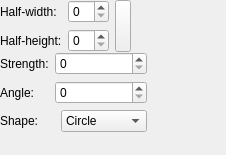
First picture: the form in krita/plugins/filters/blur/wdgblur.ui, repository KDE/krita, before the edit.
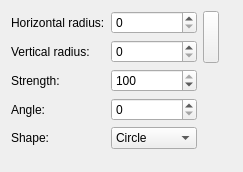
Second picture: the form after the edit. Custom widgets are drawn as their Qt base class.

Commit message: * fix layout * s/half-width/radius/ (even the radius of a square...) * strenght is between 0-100 and is defaulted to 100 while angle is between 0 and 360

Diff of the .ui file:
```diff
--- a/krita/plugins/filters/blur/wdgblur.ui
+++ b/krita/plugins/filters/blur/wdgblur.ui
@@ -5,66 +5,15 @@
    <rect>
     <x>0</x>
     <y>0</y>
-    <width>226</width>
-    <height>155</height>
+    <width>243</width>
+    <height>172</height>
    </rect>
   </property>
-  <layout class="QGridLayout" >
-   <property name="margin" >
-    <number>0</number>
-   </property>
-   <property name="spacing" >
-    <number>0</number>
-   </property>
-   <item row="0" column="1" >
-    <spacer>
-     <property name="orientation" >
-      <enum>Qt::Horizontal</enum>
-     </property>
-     <property name="sizeType" >
-      <enum>QSizePolicy::Expanding</enum>
-     </property>
-     <property name="sizeHint" >
-      <size>
-       <width>16</width>
-       <height>20</height>
-      </size>
-     </property>
-    </spacer>
-   </item>
-   <item row="0" column="0" >
-    <layout class="QHBoxLayout" >
-     <property name="margin" >
-      <number>0</number>
-     </property>
-     <property name="spacing" >
-      <number>6</number>
-     </property>
-     <item>
-      <layout class="QGridLayout" >
-       <property name="margin" >
-        <number>0</number>
-       </property>
-       <property name="spacing" >
-        <number>6</number>
-       </property>
+  <layout class="QGridLayout" name="gridLayout" >
        <item row="0" column="0" >
         <widget class="QLabel" name="textLabel1" >
          <property name="text" >
-          <string>Half-width:</string>
-         </property>
-         <property name="wordWrap" >
-          <bool>false</bool>
-         </property>
-        </widget>
-       </item>
-       <item row="1" column="1" >
-        <widget class="QSpinBox" native="1" name="intHalfHeight" />
-       </item>
-       <item row="1" column="0" >
-        <widget class="QLabel" name="textLabel2" >
-         <property name="text" >
-          <string>Half-height:</string>
+      <string>Horizontal radius:</string>
          </property>
          <property name="wordWrap" >
           <bool>false</bool>
@@ -72,16 +21,12 @@
         </widget>
        </item>
        <item row="0" column="1" >
-        <widget class="QSpinBox" native="1" name="intHalfWidth" />
-       </item>
-      </layout>
-     </item>
-     <item>
+    <widget class="QSpinBox" name="intHalfWidth" />
+   </item>
+   <item rowspan="2" row="0" column="2" >
       <widget class="QToolButton" name="bnLinkSize" >
        <property name="sizePolicy" >
-        <sizepolicy>
-         <hsizetype>1</hsizetype>
-         <vsizetype>0</vsizetype>
+      <sizepolicy vsizetype="Fixed" hsizetype="Minimum" >
          <horstretch>0</horstretch>
          <verstretch>0</verstretch>
         </sizepolicy>
@@ -106,7 +51,7 @@
        </property>
       </widget>
      </item>
-     <item>
+   <item rowspan="2" row="0" column="3" >
       <spacer>
        <property name="orientation" >
         <enum>Qt::Horizontal</enum>
@@ -114,57 +59,48 @@
        <property name="sizeType" >
         <enum>QSizePolicy::Expanding</enum>
        </property>
-       <property name="sizeHint" >
+     <property name="sizeHint" stdset="0" >
         <size>
-         <width>16</width>
+       <width>0</width>
          <height>20</height>
         </size>
        </property>
       </spacer>
      </item>
-    </layout>
+   <item row="1" column="0" >
+    <widget class="QLabel" name="textLabel2" >
+     <property name="text" >
+      <string>Vertical radius:</string>
+     </property>
+     <property name="wordWrap" >
+      <bool>false</bool>
+     </property>
+    </widget>
+   </item>
+   <item row="1" column="1" >
+    <widget class="QSpinBox" name="intHalfHeight" />
    </item>
    <item row="2" column="0" >
-    <spacer>
-     <property name="orientation" >
-      <enum>Qt::Vertical</enum>
+    <widget class="QLabel" name="textLabel3" >
+     <property name="text" >
+      <string>Strength:</string>
      </property>
-     <property name="sizeType" >
-      <enum>QSizePolicy::Expanding</enum>
+     <property name="wordWrap" >
+      <bool>false</bool>
      </property>
-     <property name="sizeHint" >
-      <size>
-       <width>20</width>
-       <height>20</height>
-      </size>
-     </property>
-    </spacer>
+    </widget>
    </item>
-   <item row="1" column="0" >
-    <layout class="QGridLayout" >
-     <property name="margin" >
-      <number>0</number>
+   <item row="2" column="1" >
+    <widget class="QSpinBox" name="intStrength" >
+     <property name="maximum" >
+      <number>100</number>
      </property>
-     <property name="spacing" >
-      <number>6</number>
+     <property name="value" >
+      <number>100</number>
      </property>
-     <item row="2" column="3" >
-      <spacer>
-       <property name="orientation" >
-        <enum>Qt::Horizontal</enum>
-       </property>
-       <property name="sizeType" >
-        <enum>QSizePolicy::Expanding</enum>
-       </property>
-       <property name="sizeHint" >
-        <size>
-         <width>39</width>
-         <height>20</height>
-        </size>
-       </property>
-      </spacer>
-     </item>
-     <item row="1" column="0" >
+    </widget>
+   </item>
+   <item row="3" column="0" >
       <widget class="QLabel" name="textLabel5" >
        <property name="toolTip" >
         <string/>
@@ -177,20 +113,24 @@
        </property>
       </widget>
      </item>
-     <item row="0" column="0" >
-      <widget class="QLabel" name="textLabel3" >
+   <item row="3" column="1" >
+    <widget class="QSpinBox" name="intAngle" >
+     <property name="maximum" >
+      <number>360</number>
+     </property>
+    </widget>
+   </item>
+   <item row="4" column="0" >
+    <widget class="QLabel" name="textLabel4" >
        <property name="text" >
-        <string>Strength:</string>
+      <string>Shape:</string>
        </property>
        <property name="wordWrap" >
         <bool>false</bool>
        </property>
       </widget>
      </item>
-     <item row="1" column="1" colspan="2" >
-      <widget class="QSpinBox" native="1" name="intAngle" />
-     </item>
-     <item row="2" column="2" >
+   <item row="4" column="1" >
       <widget class="KComboBox" name="cbShape" >
        <item>
         <property name="text" >
@@ -204,20 +144,37 @@
        </item>
       </widget>
      </item>
-     <item row="2" column="0" colspan="2" >
-      <widget class="QLabel" name="textLabel4" >
-       <property name="text" >
-        <string>Shape:</string>
-       </property>
-       <property name="wordWrap" >
-        <bool>false</bool>
-       </property>
-      </widget>
-     </item>
-     <item row="0" column="1" colspan="2" >
-      <widget class="QSpinBox" native="1" name="intStrength" />
-     </item>
-    </layout>
+   <item row="4" column="3" >
+    <spacer>
+     <property name="orientation" >
+      <enum>Qt::Horizontal</enum>
+     </property>
+     <property name="sizeType" >
+      <enum>QSizePolicy::Expanding</enum>
+     </property>
+     <property name="sizeHint" stdset="0" >
+      <size>
+       <width>0</width>
+       <height>20</height>
+      </size>
+     </property>
+    </spacer>
+   </item>
+   <item row="5" column="0" colspan="2" >
+    <spacer>
+     <property name="orientation" >
+      <enum>Qt::Vertical</enum>
+     </property>
+     <property name="sizeType" >
+      <enum>QSizePolicy::Expanding</enum>
+     </property>
+     <property name="sizeHint" stdset="0" >
+      <size>
+       <width>20</width>
+       <height>20</height>
+      </size>
+     </property>
+    </spacer>
    </item>
   </layout>
  </widget>
```
Lines whose indentation alone changed are shown as unchanged.
